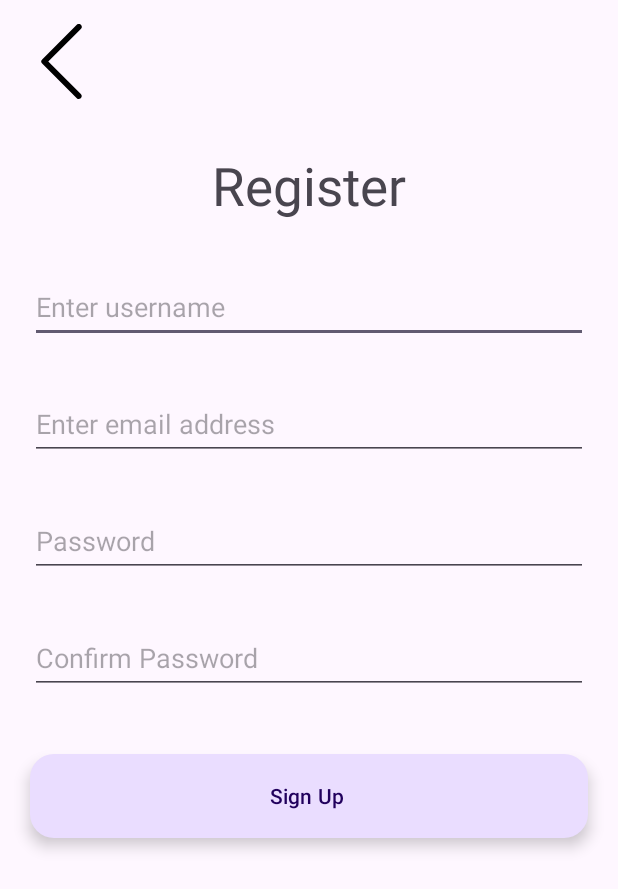
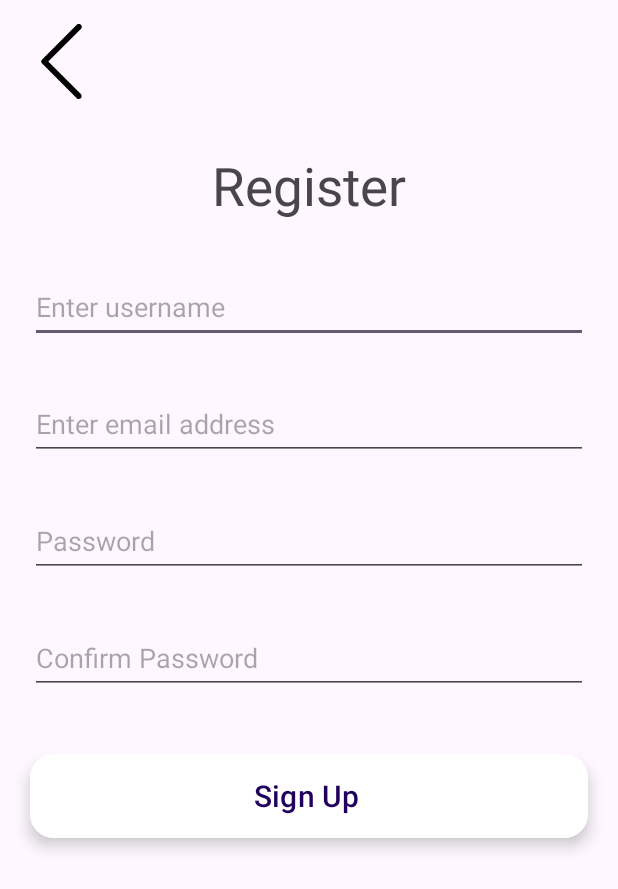
Before and after one commit to mkCoding/LoginRegistrationProject, an Android app: the Registration screen opened directly, with no data from a screen before it, on a phone screen of 412 x 824 dp. Shown: the top 889 px of the screen. Run offline under Robolectric (Android 15) with nearby library versions, the phone set to English and light mode, and no system bars.

```diff
--- a/app/src/main/res/layout/activity_main.xml
+++ b/app/src/main/res/layout/activity_main.xml
@@ -30,7 +30,6 @@
         android:layout_gravity="center_horizontal"
         android:layout_marginTop="30dp"
         android:src="@drawable/world_svgrepo_com" />
-
 
     <EditText
         android:id="@+id/etEmailAddress"
--- a/app/src/main/res/layout/activity_registration.xml
+++ b/app/src/main/res/layout/activity_registration.xml
@@ -11,6 +11,7 @@
         android:id="@+id/ivBackButton"
         android:layout_width="50dp"
         android:layout_height="50dp"
+        android:contentDescription="Image"
         android:layout_marginTop="16dp"
         android:src="@drawable/navigation_back_arrow_svgrepo_com"
         app:layout_constraintEnd_toEndOf="parent"
@@ -34,6 +35,7 @@
     <EditText
         android:id="@+id/etRegisterUsername"
         android:layout_width="0dp"
+
         android:layout_height="48dp"
         android:layout_marginHorizontal="20dp"
         android:layout_marginTop="33dp"
@@ -48,6 +50,7 @@
         android:layout_height="48dp"
         android:layout_marginHorizontal="20dp"
         android:layout_marginStart="20dp"
+        android:inputType="textEmailAddress"
         android:layout_marginTop="30dp"
         android:layout_marginEnd="20dp"
         android:hint="@string/registerEmailHint"
@@ -56,22 +59,24 @@
         app:layout_constraintStart_toStartOf="parent"
         app:layout_constraintTop_toBottomOf="@+id/etRegisterUsername" />
 
+
     <EditText
-        android:id="@+id/etPassword"
+        android:id="@+id/etRegistrationPassword"
         android:layout_width="0dp"
         android:layout_height="48dp"
         android:layout_marginHorizontal="20dp"
         android:layout_marginStart="20dp"
         android:layout_marginTop="30dp"
         android:layout_marginEnd="20dp"
-        android:inputType="textPassword"
+        android:inputType="textVisiblePassword"
+
         android:hint="@string/registerPasswordHint"
         app:layout_constraintEnd_toEndOf="parent"
         app:layout_constraintStart_toStartOf="parent"
         app:layout_constraintTop_toBottomOf="@+id/etRegisterEmail" />
 
     <EditText
-        android:id="@+id/etConfirmPassword"
+        android:id="@+id/etRegistrationConfirmPassword"
         android:layout_width="0dp"
         android:layout_height="48dp"
         android:layout_marginHorizontal="20dp"
@@ -79,21 +84,24 @@
         android:layout_marginTop="30dp"
         android:layout_marginEnd="20dp"
         android:hint="@string/registerPasswordConfirmHint"
-        android:inputType="textPassword"
+        android:inputType="textVisiblePassword"
         app:layout_constraintEnd_toEndOf="parent"
         app:layout_constraintStart_toStartOf="parent"
-        app:layout_constraintTop_toBottomOf="@+id/etPassword" />
+        app:layout_constraintTop_toBottomOf="@+id/etRegistrationPassword" />
 
 
     <com.google.android.material.floatingactionbutton.ExtendedFloatingActionButton
-        android:id="@+id/etSignUpButton"
+        android:id="@+id/btnSignUpButton"
         android:layout_width="0dp"
         android:layout_height="wrap_content"
         android:layout_marginHorizontal="20dp"
         android:layout_marginTop="40dp"
         android:text="Sign Up"
+        android:backgroundTint="@color/white"
+        android:textAllCaps="false"
+        android:textSize="20sp"
         app:layout_constraintEnd_toEndOf="parent"
         app:layout_constraintStart_toStartOf="parent"
-        app:layout_constraintTop_toBottomOf="@+id/etConfirmPassword" />
+        app:layout_constraintTop_toBottomOf="@+id/etRegistrationConfirmPassword" />
 
 </androidx.constraintlayout.widget.ConstraintLayout>
```
Also changed, not shown: app/src/main/java/com/example/loginregistrationproject/MainActivity.kt (+42 -1 lines), app/src/main/java/com/example/loginregistrationproject/Registration.kt (+95 -2 lines).
